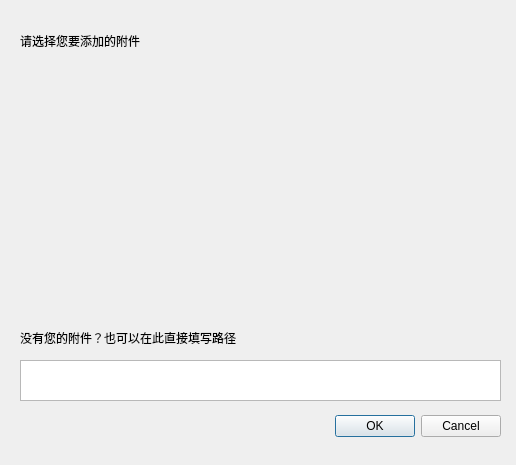
Qt form final/Flower-Mail9.14ver0.3/addattachwindows.ui (SecretMG/Flower-Mail) before a commit.
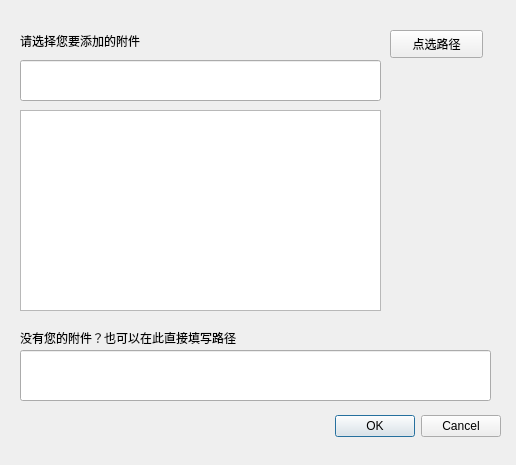
The same form after that commit.

The edit to the form file:
```diff
--- a/final/Flower-Mail9.14ver0.3/addattachwindows.ui
+++ b/final/Flower-Mail9.14ver0.3/addattachwindows.ui
@@ -42,16 +42,6 @@
     <string>请选择您要添加的附件</string>
    </property>
   </widget>
-  <widget class="QTextEdit" name="textEdit">
-   <property name="geometry">
-    <rect>
-     <x>20</x>
-     <y>360</y>
-     <width>481</width>
-     <height>41</height>
-    </rect>
-   </property>
-  </widget>
   <widget class="QLabel" name="label_2">
    <property name="geometry">
     <rect>
@@ -65,6 +55,49 @@
     <string>没有您的附件？也可以在此直接填写路径</string>
    </property>
   </widget>
+  <widget class="QPushButton" name="pushButton">
+   <property name="geometry">
+    <rect>
+     <x>390</x>
+     <y>30</y>
+     <width>93</width>
+     <height>28</height>
+    </rect>
+   </property>
+   <property name="text">
+    <string>点选路径</string>
+   </property>
+  </widget>
+  <widget class="QLineEdit" name="lineEdit">
+   <property name="geometry">
+    <rect>
+     <x>20</x>
+     <y>350</y>
+     <width>471</width>
+     <height>51</height>
+    </rect>
+   </property>
+  </widget>
+  <widget class="QLineEdit" name="FileName">
+   <property name="geometry">
+    <rect>
+     <x>20</x>
+     <y>60</y>
+     <width>361</width>
+     <height>41</height>
+    </rect>
+   </property>
+  </widget>
+  <widget class="QTextEdit" name="FileContext">
+   <property name="geometry">
+    <rect>
+     <x>20</x>
+     <y>110</y>
+     <width>361</width>
+     <height>201</height>
+    </rect>
+   </property>
+  </widget>
  </widget>
  <resources/>
  <connections>
```
